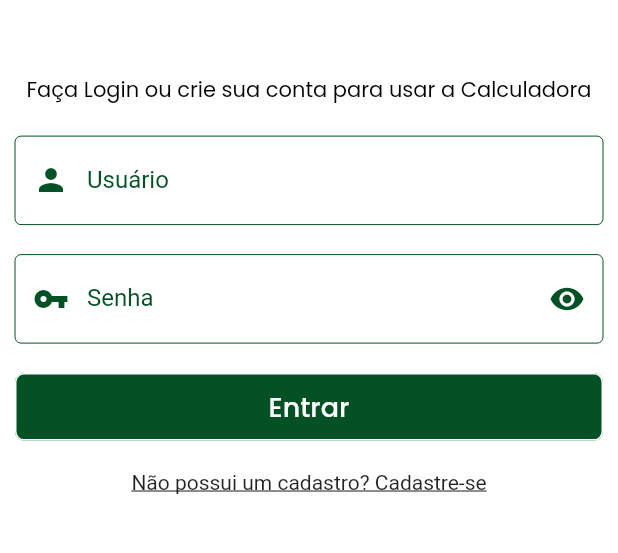
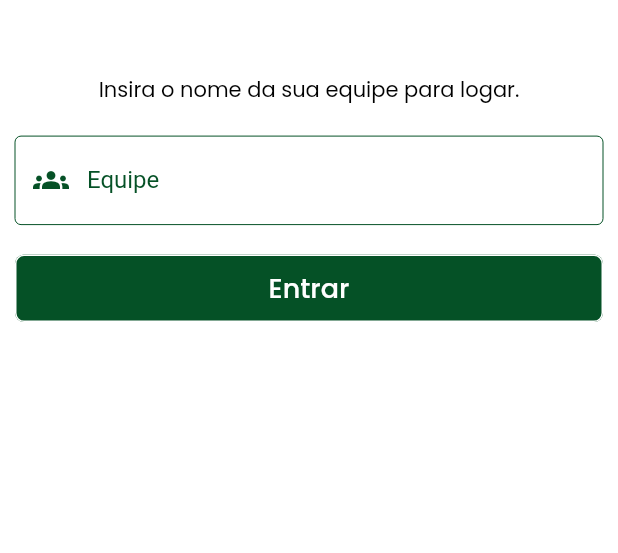
Before and after one commit to joaothimotheo/calculadora_utp, a Flutter app: the screen it shows after launch, on a phone screen of 412 x 824 dp, the part 418-971 px from its top. Run offline on Flutter 3.47's test engine with Material 2 defaults, Android fonts, the phone set to English and light mode, and no system bars; our stand-ins replace get, google_fonts.

Commit message:
projeto atualizado

```diff
--- a/lib/modules/login/login_screen.dart
+++ b/lib/modules/login/login_screen.dart
@@ -1,8 +1,9 @@
 import 'package:calculadora_utp/constant.dart';
 import 'package:calculadora_utp/modules/global_widgets/widget_custom_outlined_button.dart';
 import 'package:calculadora_utp/modules/global_widgets/widget_custom_text_field.dart';
-import 'package:calculadora_utp/modules/resgister/register_screen.dart';
+import 'package:calculadora_utp/routes/routes.dart';
 import 'package:flutter/material.dart';
+import 'package:get/get.dart';
 
 import '../../theme/style.dart';
 
@@ -14,7 +15,6 @@ class LoginScreen extends StatefulWidget {
 }
 
 class _LoginScreenState extends State<LoginScreen> {
-  bool showPassword = true;
   @override
   Widget build(BuildContext context) {
     return Scaffold(
@@ -31,11 +31,7 @@ class _LoginScreenState extends State<LoginScreen> {
               const SizedBox(height: 20),
               _buildTextFieldEmail(),
               const SizedBox(height: 20),
-              _buildTextFieldPassword(),
-              const SizedBox(height: 20),
               _buildLoginButton(),
-              const SizedBox(height: 20),
-              _buildRegisterButton(),
             ],
           ),
         ),
@@ -54,60 +50,25 @@ class _LoginScreenState extends State<LoginScreen> {
 
   Widget _buildText() {
     return Text(
-      'Faça Login ou crie sua conta para usar a Calculadora',
+      'Insira o nome da sua equipe para logar.',
       style: poppinsRegular14Black,
     );
   }
 
   Widget _buildTextFieldEmail() {
     return CustomTextField(
-      icon: Icons.person,
-      hint: 'Insira seu nome de usuário',
-      label: 'Usuário',
+      icon: Icons.groups,
+      hint: 'Insira o nome da equipe',
+      label: 'Equipe',
       isPassword: false,
       onPressed: () {},
     );
   }
 
-  Widget _buildTextFieldPassword() {
-    return CustomTextField(
-      icon: Icons.vpn_key,
-      hint: 'Insira sua senha',
-      label: 'Senha',
-      isPassword: true,
-      hidePassword: showPassword ? Icons.visibility : Icons.visibility_off,
-      obscureText: showPassword,
-      onPressed: () {
-        setState(() {
-          showPassword = !showPassword;
-        });
-      },
-    );
-  }
-
   Widget _buildLoginButton() {
     return CustomOutlinedButton(
-      onPressed: () {},
+      onPressed: () => Get.toNamed(Routes.calculator),
       text: 'Entrar',
     );
   }
-
-  Widget _buildRegisterButton() {
-    return GestureDetector(
-      child: const Text(
-        'Não possui um cadastro? Cadastre-se',
-        style: TextStyle(
-          decoration: TextDecoration.underline,
-        ),
-      ),
-      onTap: () {
-        Navigator.push(
-          context,
-          MaterialPageRoute(
-            builder: (context) => const RegisterScren(),
-          ),
-        );
-      },
-    );
-  }
 }
--- a/lib/routes/pages.dart
+++ b/lib/routes/pages.dart
@@ -1,5 +1,4 @@
 import 'package:calculadora_utp/modules/login/login_screen.dart';
-import 'package:calculadora_utp/modules/resgister/register_screen.dart';
 import 'package:calculadora_utp/modules/splash/splash_screen.dart';
 import 'package:calculadora_utp/routes/routes.dart';
 import 'package:get/route_manager.dart';
@@ -14,9 +13,5 @@ class AppPages {
       name: Routes.login,
       page: () => const LoginScreen(),
     ),
-    GetPage(
-      name: Routes.register,
-      page: () => const RegisterScren(),
-    ),
   ];
 }
--- a/lib/routes/routes.dart
+++ b/lib/routes/routes.dart
@@ -2,4 +2,5 @@ abstract class Routes {
   static const splash = '/splash';
   static const login = '/login';
   static const register = '/register';
+  static const calculator = '/calculator';
 }
--- a/pubspec.yaml
+++ b/pubspec.yaml
@@ -13,6 +13,7 @@ dependencies:
   cupertino_icons: ^1.0.2
   google_fonts: ^2.3.1
   get:
+  flutter_simple_calculator: ^2.1.0
 
 dev_dependencies:
   flutter_test:
```
Also changed, not shown: lib/main.dart (+0 -7 lines), lib/modules/resgister/register_screen.dart (deleted, +0 -21 lines), pubspec.lock.
